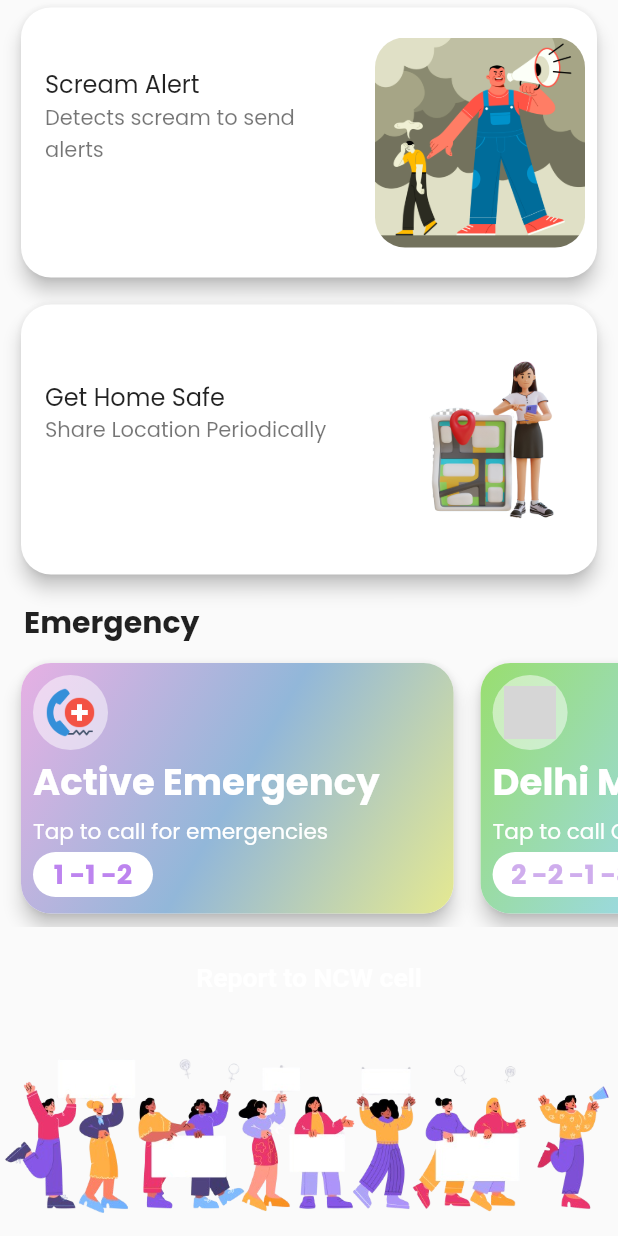
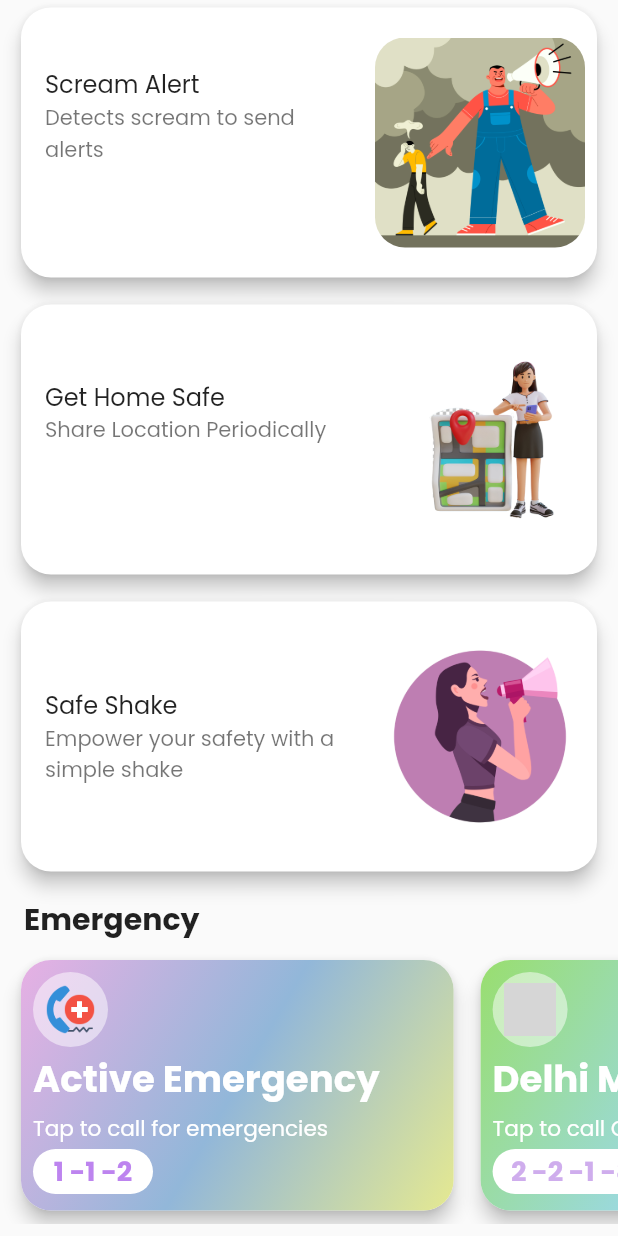
Before and after one commit to architg-5501/Safescape, a Flutter app: the Home widget shown alone on an empty page, opened directly, scrolled down 901 dp, on a phone screen of 412 x 824 dp. Run offline on Flutter 3.47's test engine with Material 2 defaults, Android fonts, the phone set to English and light mode, and no system bars; our stand-ins replace audioplayers, avatar_glow, battery_plus, carousel_slider, contacts_service, flutter_slidable and 11 more; missing offline and left inert: alan_voice, android_intent_plus, background_location, blurry, device_apps, flutter_background_service and 7 more; accounts and stored records are empty; network calls fail; project files that could hold a hidden picture were left out; grey boxes are pictures that could not be loaded.

Commit message:
added pages

```diff
--- /dev/null
+++ b/lib/Dashboard/DashWidgets/Shake.dart
@@ -0,0 +1,67 @@
+import 'dart:async';
+
+import 'package:flutter/material.dart';
+
+import 'package:flutter_spinkit/flutter_spinkit.dart';
+import 'package:safescape/Dashboard/Settings/ShakeScreen.dart';
+
+class Shake extends StatefulWidget {
+  const Shake({Key key}) : super(key: key);
+
+  @override
+  _ShakeState createState() => _ShakeState();
+}
+
+class _ShakeState extends State<Shake> {
+  @override
+  Widget build(BuildContext context) {
+    return Padding(
+      padding: const EdgeInsets.symmetric(horizontal: 10.0, vertical: 5),
+      child: InkWell(
+        onTap: () {
+          Navigator.push(
+              context, MaterialPageRoute(builder: (context) => ShakeScreen()));
+        },
+        child: Card(
+          elevation: 5,
+          shape: RoundedRectangleBorder(
+            borderRadius: BorderRadius.circular(20),
+          ),
+          child: Container(
+            height: 180,
+            width: MediaQuery.of(context).size.width * 0.7,
+            decoration: BoxDecoration(
+              borderRadius: BorderRadius.circular(20),
+            ),
+            child: Row(
+              children: [
+                Expanded(
+                  child: Column(
+                    crossAxisAlignment: CrossAxisAlignment.start,
+                    mainAxisAlignment: MainAxisAlignment.spaceEvenly,
+                    children: [
+                      ListTile(
+                        title: Text("Safe Shake"),
+                        subtitle:
+                            Text("Empower your safety with a simple shake"),
+                      ),
+                    ],
+                  ),
+                ),
+                Padding(
+                  padding: const EdgeInsets.all(8.0),
+                  child: ClipRRect(
+                      borderRadius: BorderRadius.circular(20),
+                      child: Image.asset(
+                        "assets/shaking2.jpg",
+                        height: 140,
+                      )),
+                )
+              ],
+            ),
+          ),
+        ),
+      ),
+    );
+  }
+}
--- a/lib/Dashboard/Home.dart
+++ b/lib/Dashboard/Home.dart
@@ -13,7 +13,8 @@ import 'package:flutter/material.dart';
 import 'package:get/get.dart';
 import 'package:safescape/Dashboard/ContactScreens/phonebook_view.dart';
 import 'package:safescape/Dashboard/DashWidgets/Scream.dart';
-import 'package:safescape/Dashboard/DashWidgets/safePath.dart';
+import 'package:safescape/Dashboard/DashWidgets/SafePath.dart';
+import 'package:safescape/Dashboard/DashWidgets/Shake.dart';
 import 'package:safescape/Dashboard/Dashboard.dart';
 import 'package:safescape/Dashboard/Settings/SettingsScreen.dart';
 import 'package:safescape/Fake%20call/fake.dart';
@@ -210,7 +211,6 @@ class _HomeState extends State<Home> {
                     alignment: Alignment.topRight,
                     child: Text("See More", textAlign: TextAlign.end)),
               ),
-
               Padding(
                 padding: const EdgeInsets.only(left: 16.0, bottom: 10, top: 15),
                 child: Text(
@@ -220,6 +220,7 @@ class _HomeState extends State<Home> {
               ),
               Scream(),
               SafeHome(),
+              Shake(),
               Padding(
                 padding: const EdgeInsets.symmetric(horizontal: 8.0),
                 child: Row(
```
Also changed, not shown: lib/Dashboard/Settings/ShakeScreen.dart (added, +97 -0 lines), assets/shake2.png (added), assets/shaking.jpg (added), assets/shaking2.jpg (added).
